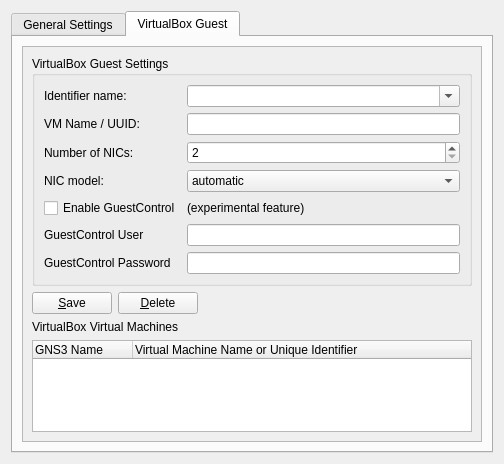
Before: the Qt Designer form src/GNS3/Ui/ConfigurationPages/Form_PreferencesVirtualBox.ui in GNS3/gns3-legacy, drawn with Qt 5.
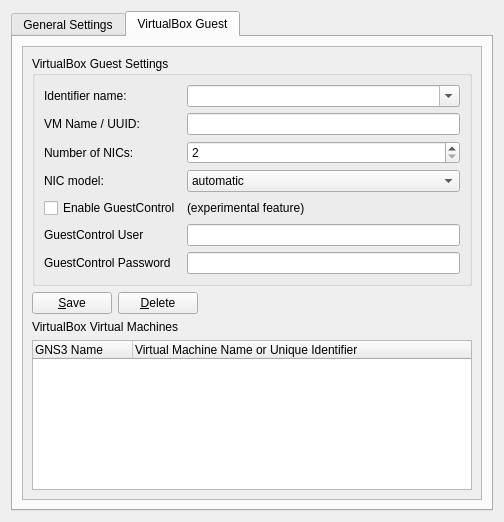
After: the same form once the commit is applied. The open tabs and pages were chosen to show the change.

Commit message: Check if VirtualBox is installed if cannot load vboxapi on Windows

```diff
--- a/src/GNS3/Ui/ConfigurationPages/Form_PreferencesVirtualBox.ui
+++ b/src/GNS3/Ui/ConfigurationPages/Form_PreferencesVirtualBox.ui
@@ -7,7 +7,7 @@
     <x>0</x>
     <y>0</y>
     <width>504</width>
-    <height>460</height>
+    <height>522</height>
    </rect>
   </property>
   <property name="windowTitle">
@@ -294,8 +294,8 @@
            <rect>
             <x>0</x>
             <y>0</y>
-            <width>327</width>
-            <height>366</height>
+            <width>352</width>
+            <height>427</height>
            </rect>
           </property>
           <layout class="QVBoxLayout" name="verticalLayout">
```
Left out of the diff: 3 changed lines with no effect on the pictures. The commit also changes 2 other files.
